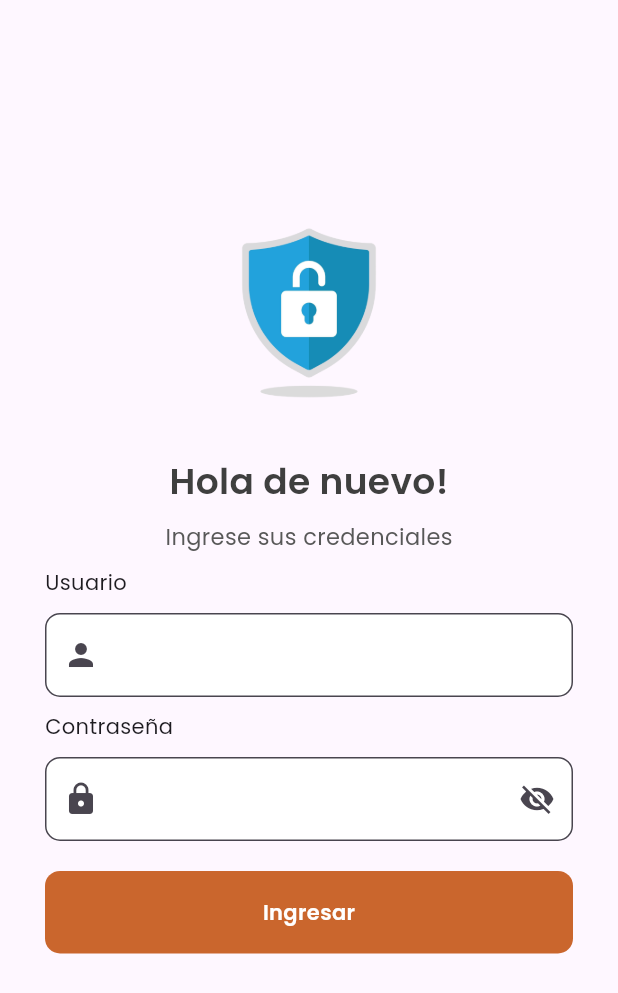
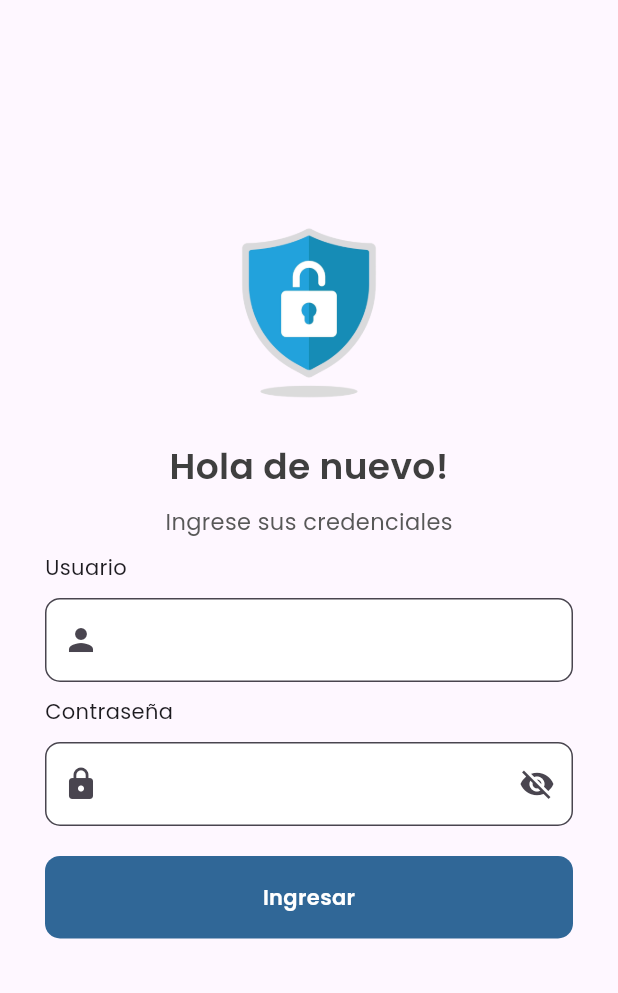
Before and after one commit to silverblade34/app_signiafase2, a Flutter app: the screen it shows after launch, on a phone screen of 412 x 824 dp. Shown: the top 993 px of the screen. Run offline on Flutter 3.47's test engine with Material 3 defaults, Android fonts, the phone set to English and light mode, and no system bars; our stand-ins replace flutter_dotenv, get, get_storage, wakelock_plus.

Commit message:
change: theme update

```diff
--- a/lib/config/theme.dart
+++ b/lib/config/theme.dart
@@ -1,9 +1,10 @@
+import 'package:app_signiafase2/core/constants/colors.dart';
 import 'package:flutter/material.dart';
 
 class AppTheme {
   static ThemeData lightTheme = ThemeData(
     fontFamily: 'Poppins',
-    primarySwatch: Colors.blue,
+    primaryColor: AppColors.primaryColor,
     visualDensity: VisualDensity.adaptivePlatformDensity,
   );
 }
--- a/lib/core/constants/colors.dart
+++ b/lib/core/constants/colors.dart
@@ -1,7 +1,7 @@
 import 'package:flutter/material.dart';
 
 class AppColors {
-  static const Color primaryColor = Color.fromARGB(255, 202, 102, 45);
+  static const Color primaryColor = Color.fromARGB(255, 48, 103, 151);
   static const Color secondaryColor = Color(0xFF448dce);
   static const Color accentColor = Color(0xFFFFC107);
   static const Color backgroundColor = Color(0xFFF6F6F6);
--- a/lib/features/login/presentation/pages/login_page.dart
+++ b/lib/features/login/presentation/pages/login_page.dart
@@ -32,7 +32,7 @@ class LoginPage extends GetView<LoginController> {
                       width: 150,
                     ),
                     const SizedBox(
-                      height: 20,
+                      height: 10,
                     ),
                     const Text(
                       "Hola de nuevo!",
```
